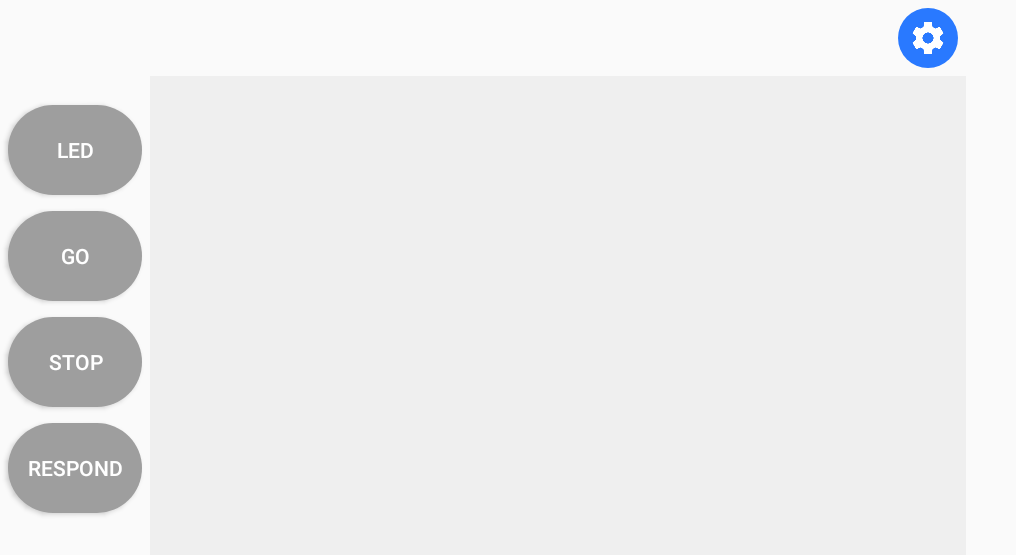
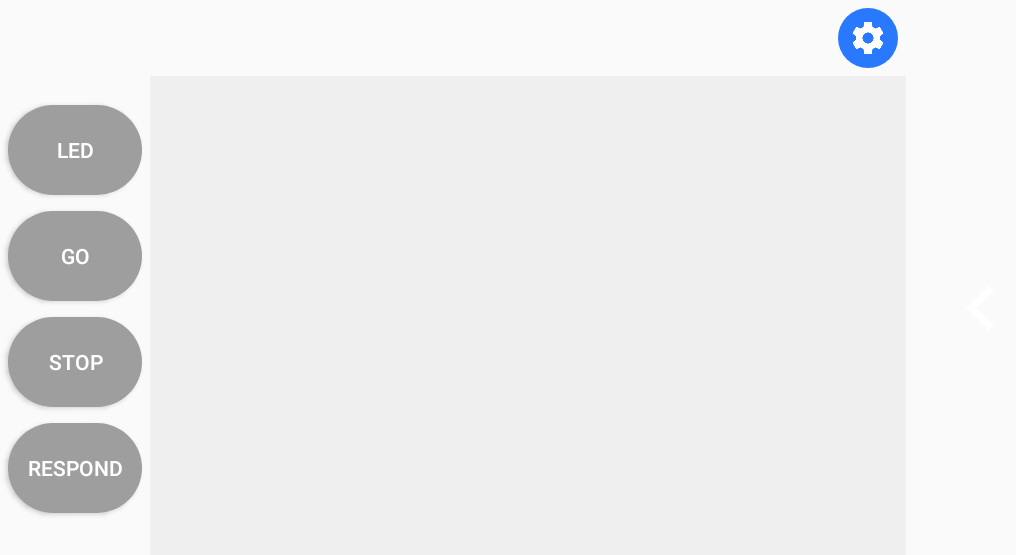
Before and after one commit to TuranElchuev/EGD, an Android app: the screen it shows after launch (MainActivity), on a phone screen of 824 x 412 dp (held sideways). Shown: the top 555 px of the screen, without its empty margins (0-1016 px from the left). Run offline under Robolectric (Android 15) with nearby library versions, the phone set to English and light mode, and no system bars.

Commit message:
Implemented different width of the joystick panel for different screens

```diff
--- /dev/null
+++ b/EGDRemote/app/src/main/res/values-large/dimens.xml
@@ -0,0 +1,6 @@
+<?xml version="1.0" encoding="utf-8"?>
+<resources>
+
+    <dimen name="joystick_fragment_width">400dp</dimen>
+
+</resources>
--- a/EGDRemote/app/src/main/res/values/dimens.xml
+++ b/EGDRemote/app/src/main/res/values/dimens.xml
@@ -9,7 +9,7 @@
 
     <dimen name="dialog_settings_actions_width">280dp</dimen>
 
-    <dimen name="joystick_fragment_width">180dp</dimen>
+    <dimen name="joystick_fragment_width">220dp</dimen>
     <dimen name="joystick_arrow_size">60dp</dimen>
     <dimen name="joystick_panel_padding_horizontal">20dp</dimen>
     <dimen name="joystick_panel_padding_vertical">60dp</dimen>
```
Also changed, not shown: 4 other files.
